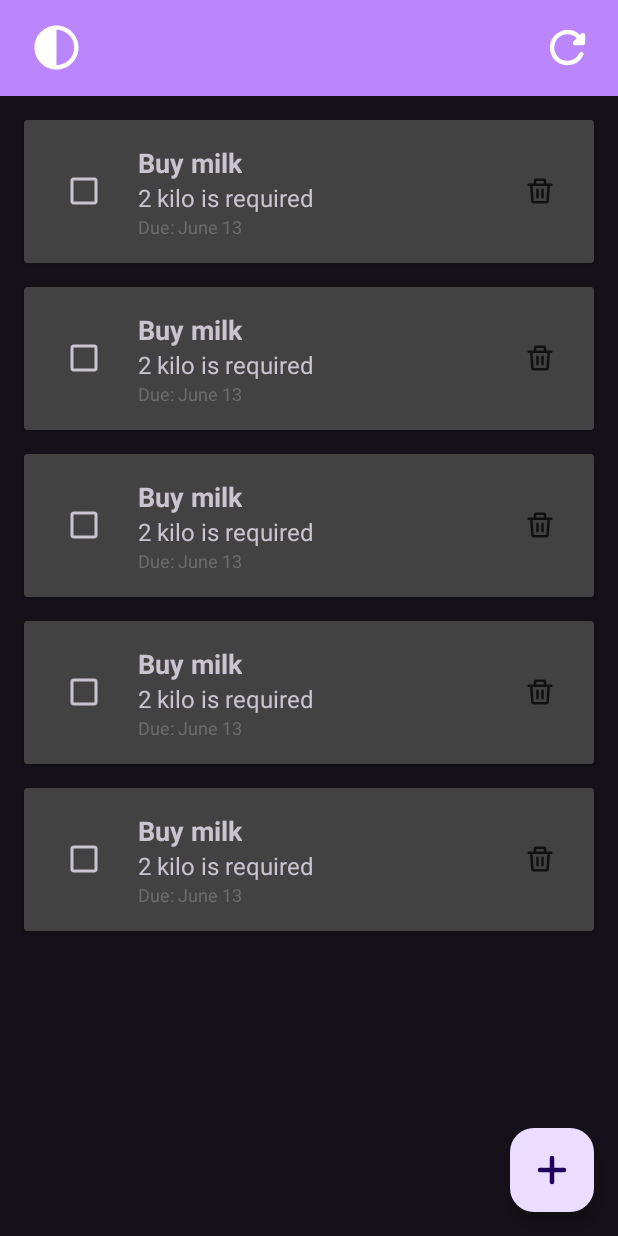
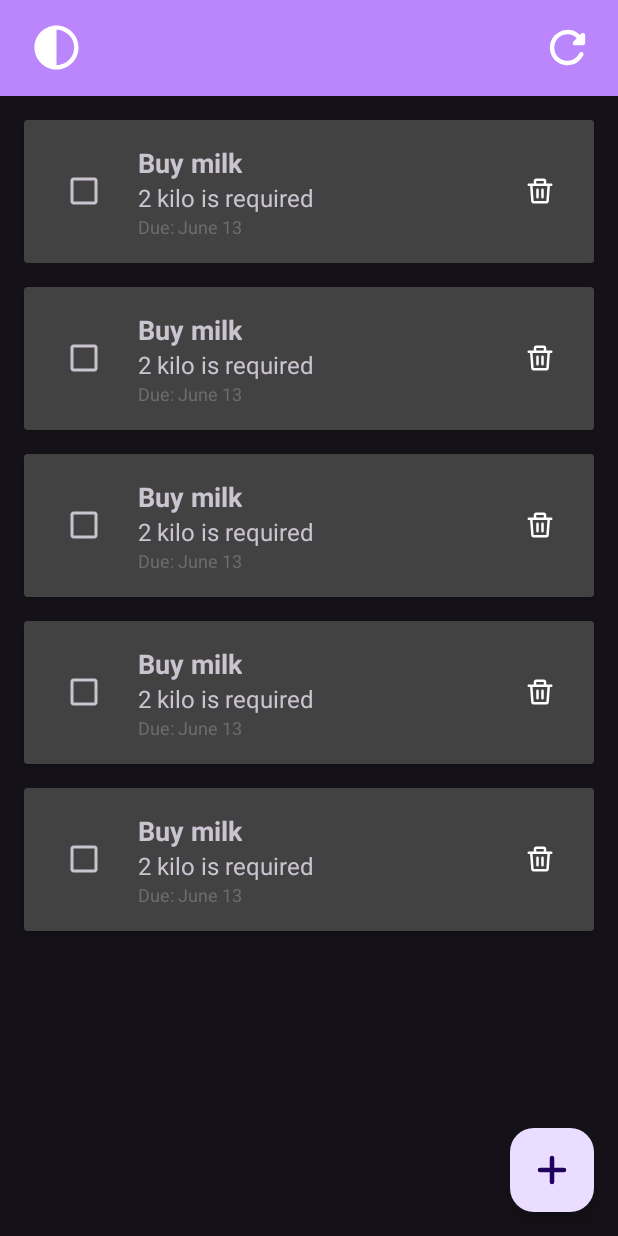
Before and after one commit to fatimaNoori77/TaskManager-MVVM-Clean, an Android app: the layout activity_main.xml on its own in the app's theme, with its tools: preview values and no code run, on a phone screen of 412 x 824 dp. Run offline under Robolectric (Android 15) with nearby library versions, the phone set to English and light mode, and no system bars; network calls fail.

Commit message:
fix delete color in dark/light theme

```diff
--- a/app/src/main/res/drawable/ic_delete.xml
+++ b/app/src/main/res/drawable/ic_delete.xml
@@ -5,5 +5,5 @@
     android:viewportHeight="24">
   <path
       android:pathData="M7,4a2,2 0,0 1,2 -2h6a2,2 0,0 1,2 2v2h4a1,1 0,1 1,0 2h-1.069l-0.867,12.142A2,2 0,0 1,17.069 22L6.93,22a2,2 0,0 1,-1.995 -1.858L4.07,8L3,8a1,1 0,0 1,0 -2h4zM9,6h6L15,4L9,4zM6.074,8l0.857,12L17.07,20l0.857,-12zM10,10a1,1 0,0 1,1 1v6a1,1 0,1 1,-2 0v-6a1,1 0,0 1,1 -1m4,0a1,1 0,0 1,1 1v6a1,1 0,1 1,-2 0v-6a1,1 0,0 1,1 -1"
-      android:fillColor="#111"/>
+      android:fillColor="?attr/colorOnBackground" />
 </vector>
```
